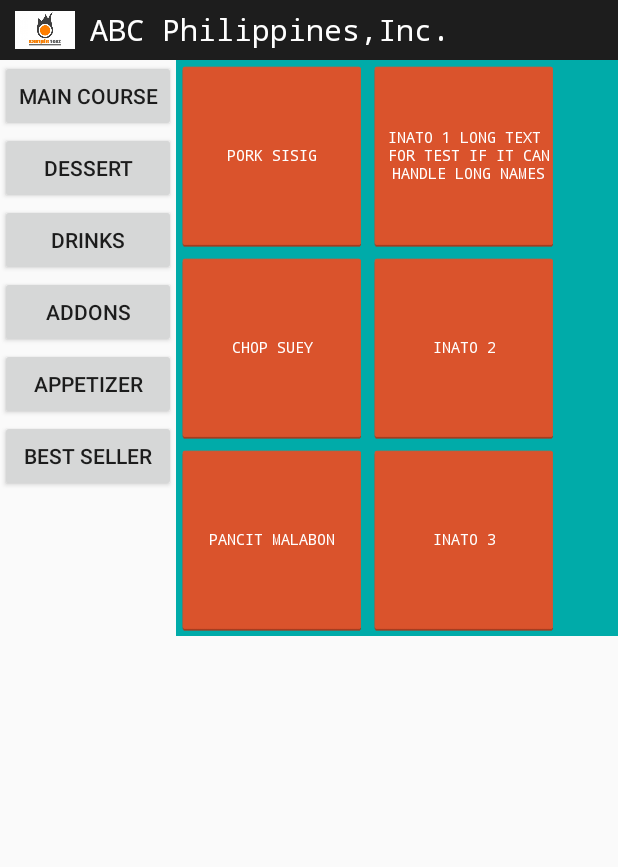
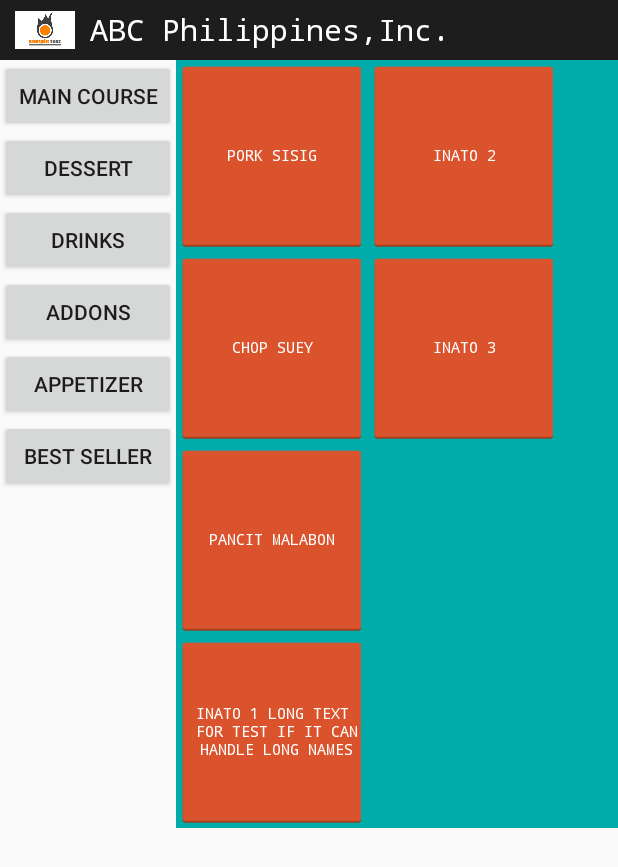
Before and after one commit to lesterlecong/androidPOS, an Android app: the screen it shows after launch (MainActivity), on a phone screen of 412 x 824 dp. Shown: the top 867 px of the screen. Run offline under Robolectric (Android 15) with nearby library versions, the phone set to English and light mode, and no system bars.

Commit message:
solved issues in alignment of button in grid

```diff
--- a/app/src/main/res/layout/activity_main.xml
+++ b/app/src/main/res/layout/activity_main.xml
@@ -92,7 +92,7 @@
                 android:layout_width="match_parent"
                 android:layout_height="match_parent"
                 android:orientation="vertical"
-                android:rowCount="3">
+                android:rowCount="4">
 
                 <Button
                     android:id="@+id/maincoursechoice1"
```
